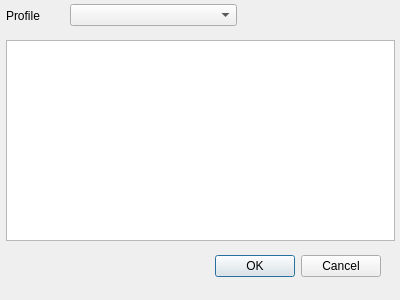
Old version of the form import.ui in the repository pussbb/Link-Saver.
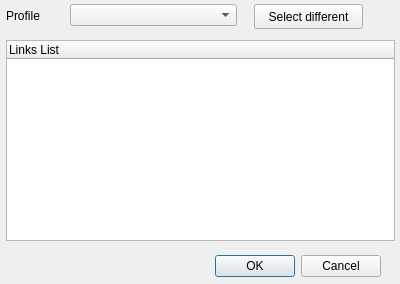
New version of the form. Icons and pictures are not drawn.

Commit message: added tree viewr for importing links

The edit to the form file:
```diff
--- a/import.ui
+++ b/import.ui
@@ -7,7 +7,7 @@
     <x>0</x>
     <y>0</y>
     <width>400</width>
-    <height>300</height>
+    <height>284</height>
    </rect>
   </property>
   <property name="maximumSize">
@@ -35,7 +35,7 @@
     <set>QDialogButtonBox::Cancel|QDialogButtonBox::Ok</set>
    </property>
   </widget>
-  <widget class="QTreeView" name="treeView">
+  <widget class="QTreeWidget" name="itemsview">
    <property name="geometry">
     <rect>
      <x>6</x>
@@ -44,6 +44,15 @@
      <height>201</height>
     </rect>
    </property>
+   <column>
+    <property name="text">
+     <string>Links List</string>
+    </property>
+    <property name="icon">
+     <iconset>
+      <normaloff>:/res/link.png</normaloff>:/res/link.png</iconset>
+    </property>
+   </column>
   </widget>
   <widget class="QComboBox" name="profillist">
    <property name="geometry">
@@ -68,6 +77,19 @@
     <string>Profile</string>
    </property>
   </widget>
+  <widget class="QPushButton" name="pushButton">
+   <property name="geometry">
+    <rect>
+     <x>254</x>
+     <y>4</y>
+     <width>109</width>
+     <height>25</height>
+    </rect>
+   </property>
+   <property name="text">
+    <string>Select different</string>
+   </property>
+  </widget>
  </widget>
  <resources/>
  <connections>
```
The commit also changes 2 other files.
